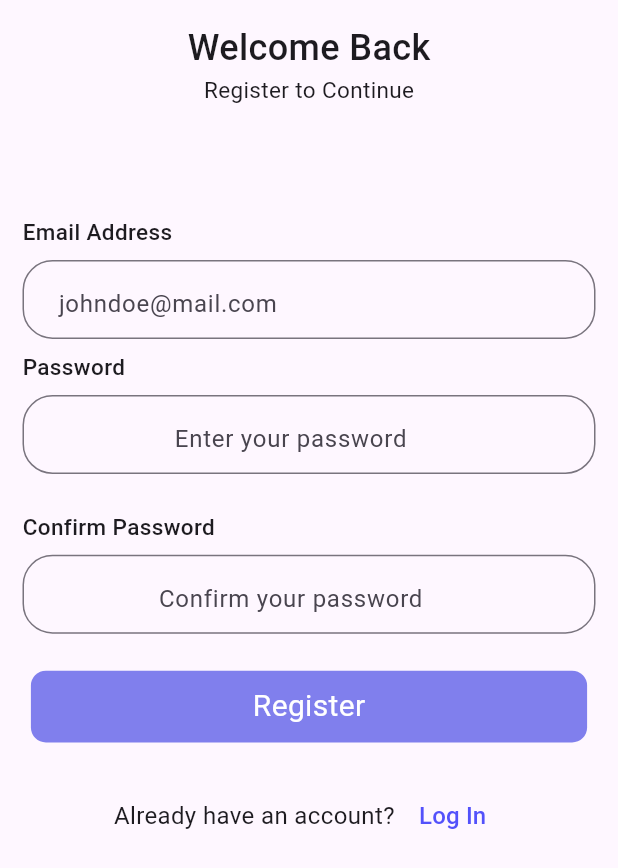
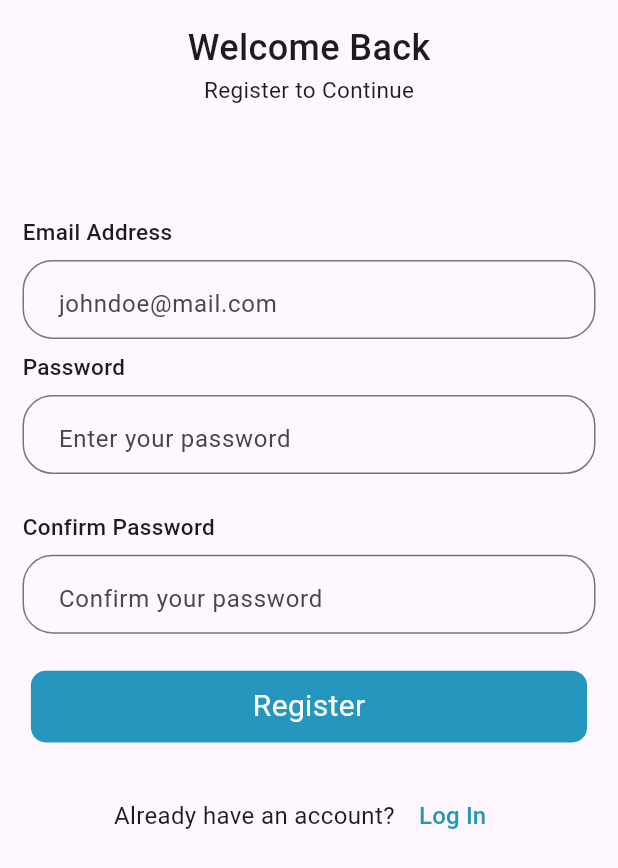
Before and after one commit to Ashisoma/yala, a Flutter app: the RegisterScreen screen opened directly, on a phone screen of 412 x 824 dp. Shown: the top 868 px of the screen. Run offline on Flutter 3.47's test engine with Material 3 defaults, Android fonts, the phone set to English and light mode, and no system bars; our stand-ins replace flutter_otp_text_field, get.

Commit message:
ui: reg updates

```diff
--- a/lib/auth/register_screen.dart
+++ b/lib/auth/register_screen.dart
@@ -94,7 +94,6 @@ class _RegisterScreenState extends State<RegisterScreen> {
                 TextField(
                   obscureText: _isHidden,
                   controller: passwordEditCtler,
-                  textAlign: TextAlign.center,
                   decoration: InputDecoration(
                     contentPadding: const EdgeInsets.fromLTRB(20, 10, 20, 12),
 
@@ -129,7 +128,6 @@ class _RegisterScreenState extends State<RegisterScreen> {
                 TextField(
                   obscureText: confHidden,
                   controller: confPasswordEditCtler,
-                  textAlign: TextAlign.center,
                   decoration: InputDecoration(
                     contentPadding: const EdgeInsets.fromLTRB(20, 10, 20, 12),
 
@@ -154,13 +152,13 @@ class _RegisterScreenState extends State<RegisterScreen> {
                 Center(
                   child: GestureDetector(
                     onTap: () {
-                      Get.to(() => HomeScreen());
+                      Get.to(() => const HomeScreen());
                     },
                     child: Container(
                       width: MediaQuery.of(context).size.width * 0.9,
                       height: MediaQuery.of(context).size.height * 0.058,
                       decoration: BoxDecoration(
-                        color: MyColors.end_clr,
+                        color: MyColors.logoClr,
                         borderRadius: BorderRadius.circular(10.0),
                       ),
                       child: const Center(
@@ -199,7 +197,7 @@ class _RegisterScreenState extends State<RegisterScreen> {
                         "Log In",
                         style: TextStyle(
                           fontSize: 16,
-                          color: MyColors.begin_clr,
+                          color: MyColors.logoClr,
                         ),
                       ),
                     ),
```
